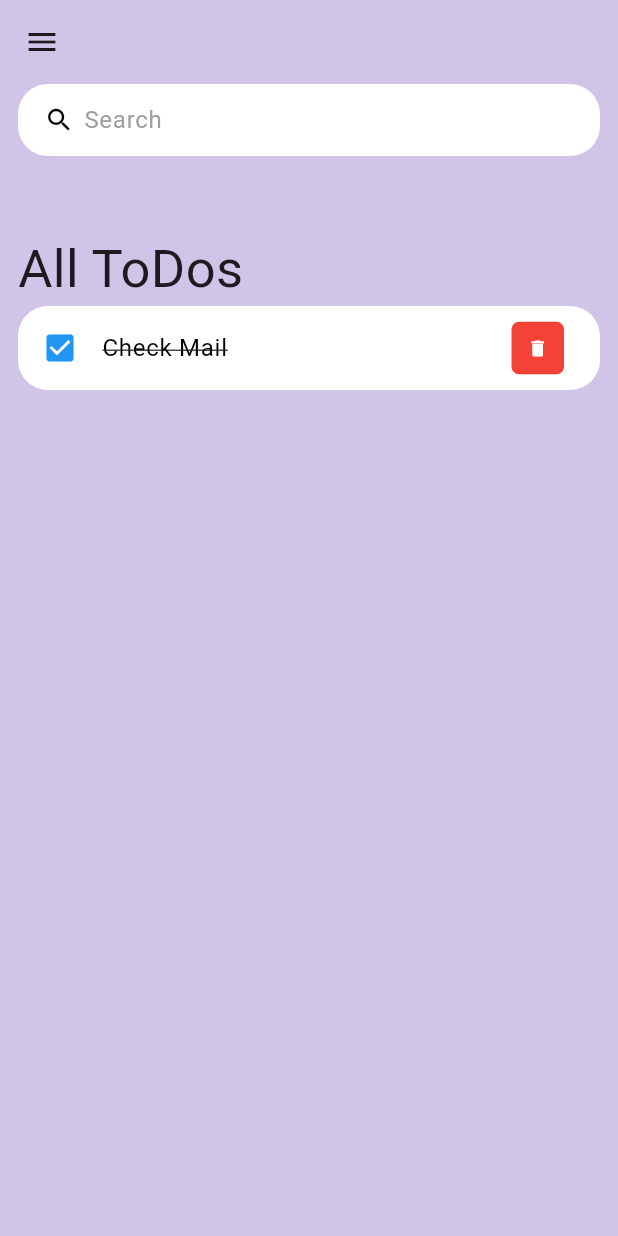
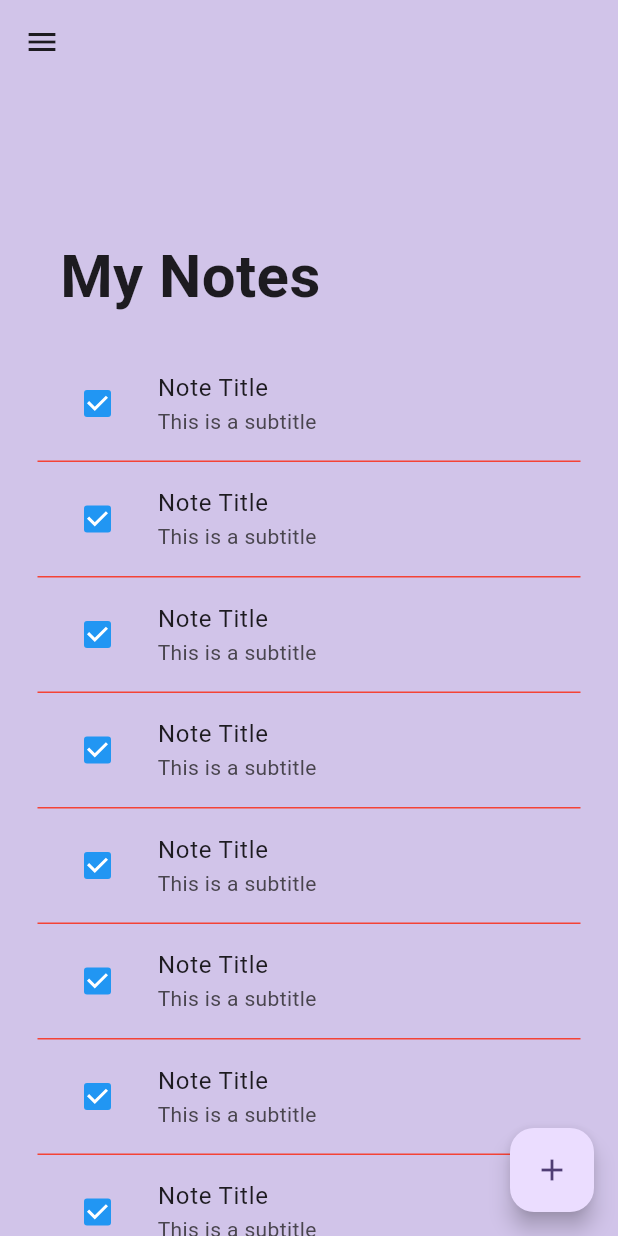
Before and after one commit to tanjilalom/Todo-App, a Flutter app: the screen it shows after launch, on a phone screen of 412 x 824 dp. Run offline on Flutter 3.47's test engine with Material 3 defaults, Android fonts, the phone set to English and light mode, and no system bars; our stand-ins replace sqflite; accounts and stored records are empty.

Commit message:
Initial Commit

```diff
--- a/lib/Pages/HomePage.dart
+++ b/lib/Pages/HomePage.dart
@@ -3,8 +3,40 @@ import 'package:todoapp_flutter/widget/drawer.dart';
 import 'package:todoapp_flutter/widget/searchbar.dart';
 import 'package:todoapp_flutter/widget/todo_item.dart';
 
-class homepage extends StatelessWidget {
+import 'Add_note.dart';
+
+class homepage extends StatefulWidget {
   const homepage({super.key});
+
+  @override
+  State<homepage> createState() => _homepageState();
+}
+
+class _homepageState extends State<homepage> {
+
+
+  Widget _buildNote(int index){
+    return Padding(
+      padding: EdgeInsets.symmetric(horizontal: 25.0),
+      child: Column(
+        children: [
+          ListTile(
+            title: Text('Note Title'),
+            subtitle: Text('This is a subtitle'),
+              leading: Checkbox(
+                onChanged: (value){
+                  print(value);
+                },
+                activeColor: Colors.blue, value: true,
+              ),
+          ),
+          Divider(height: 5.0, color: Colors.red,),
+        ],
+      ),
+
+    );
+  }
+
 
   @override
   Widget build(BuildContext context) {
@@ -14,7 +46,8 @@ class homepage extends StatelessWidget {
         backgroundColor: Colors.deepPurple[100],
       ),
       drawer: drawerWidget(),
-      body: Padding(
+
+      /*body: Padding(
         padding: const EdgeInsets.only(left: 12.0, right: 12.0),
         child: Column(
           crossAxisAlignment: CrossAxisAlignment.start,
@@ -25,7 +58,41 @@ class homepage extends StatelessWidget {
             TodoItem(),
           ],
         ),
+      ),*/
+
+      floatingActionButton: FloatingActionButton(onPressed: (){
+        Navigator.push(context, MaterialPageRoute(builder: (context) => add_note()));
+      },
+      child: Icon(Icons.add),
       ),
+
+      body: ListView.builder(
+          padding: EdgeInsets.symmetric(vertical: 80.0),
+          itemCount: 10,
+          itemBuilder: (BuildContext context, int index){
+            if(index == 0){
+              return Padding(padding: EdgeInsets.symmetric(horizontal: 40.0, vertical: 20.0),
+              child: Column(
+                crossAxisAlignment: CrossAxisAlignment.start,
+                children: [
+                  Text(
+                    'My Notes',
+                    style: TextStyle(
+                      fontSize: 40.0,
+                      fontWeight: FontWeight.w600,
+                    ),
+                  ),
+                ],
+              ),
+              );
+            }
+            return _buildNote(index);
+          },
+      ),
+
+
+
+
     );
   }
 }
--- a/pubspec.yaml
+++ b/pubspec.yaml
@@ -35,6 +35,9 @@ dependencies:
   # The following adds the Cupertino Icons font to your application.
   # Use with the CupertinoIcons class for iOS style icons.
   cupertino_icons: ^1.0.6
+  sqflite: ^2.3.3+1
+  path_provider: ^2.1.3
+  get: ^4.6.6
 
 dev_dependencies:
   flutter_test:
```
Also changed, not shown: lib/Pages/Add_note.dart (added, +99 -0 lines), lib/widget/list.dart (added, +35 -0 lines), pubspec.lock.
